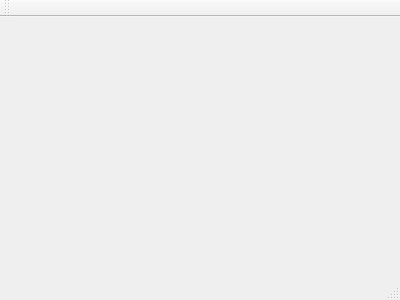
Old version of the form mainwindow.ui in the repository ollolo4/rsa.
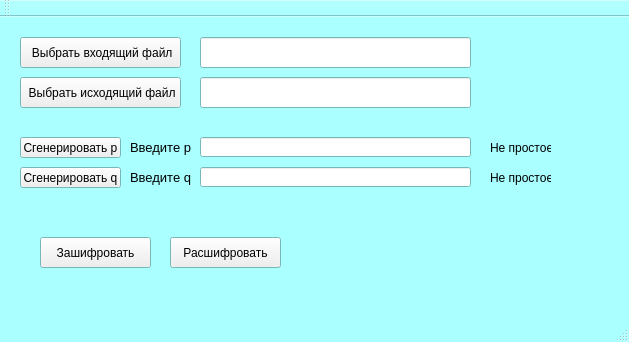
New version of the form.

Commit message: Сделал форму

```diff
--- a/mainwindow.ui
+++ b/mainwindow.ui
@@ -1,24 +1,290 @@
 <ui version="4.0">
  <class>MainWindow</class>
- <widget class="QMainWindow" name="MainWindow" >
-  <property name="geometry" >
+ <widget class="QMainWindow" name="MainWindow">
+  <property name="geometry">
    <rect>
     <x>0</x>
     <y>0</y>
-    <width>400</width>
-    <height>300</height>
+    <width>629</width>
+    <height>342</height>
    </rect>
   </property>
-  <property name="windowTitle" >
-   <string>MainWindow</string>
+  <property name="palette">
+   <palette>
+    <active>
+     <colorrole role="Base">
+      <brush brushstyle="SolidPattern">
+       <color alpha="255">
+        <red>255</red>
+        <green>255</green>
+        <blue>255</blue>
+       </color>
+      </brush>
+     </colorrole>
+     <colorrole role="Window">
+      <brush brushstyle="SolidPattern">
+       <color alpha="255">
+        <red>170</red>
+        <green>255</green>
+        <blue>255</blue>
+       </color>
+      </brush>
+     </colorrole>
+    </active>
+    <inactive>
+     <colorrole role="Base">
+      <brush brushstyle="SolidPattern">
+       <color alpha="255">
+        <red>255</red>
+        <green>255</green>
+        <blue>255</blue>
+       </color>
+      </brush>
+     </colorrole>
+     <colorrole role="Window">
+      <brush brushstyle="SolidPattern">
+       <color alpha="255">
+        <red>170</red>
+        <green>255</green>
+        <blue>255</blue>
+       </color>
+      </brush>
+     </colorrole>
+    </inactive>
+    <disabled>
+     <colorrole role="Base">
+      <brush brushstyle="SolidPattern">
+       <color alpha="255">
+        <red>170</red>
+        <green>255</green>
+        <blue>255</blue>
+       </color>
+      </brush>
+     </colorrole>
+     <colorrole role="Window">
+      <brush brushstyle="SolidPattern">
+       <color alpha="255">
+        <red>170</red>
+        <green>255</green>
+        <blue>255</blue>
+       </color>
+      </brush>
+     </colorrole>
+    </disabled>
+   </palette>
   </property>
-  <widget class="QMenuBar" name="menuBar" />
-  <widget class="QToolBar" name="mainToolBar" />
-  <widget class="QWidget" name="centralWidget" />
-  <widget class="QStatusBar" name="statusBar" />
+  <property name="windowTitle">
+   <string>RSA</string>
+  </property>
+  <widget class="QWidget" name="centralWidget">
+   <widget class="QPushButton" name="pushOpen1">
+    <property name="geometry">
+     <rect>
+      <x>20</x>
+      <y>20</y>
+      <width>161</width>
+      <height>31</height>
+     </rect>
+    </property>
+    <property name="text">
+     <string> Выбрать входящий файл</string>
+    </property>
+   </widget>
+   <widget class="QLineEdit" name="openline1">
+    <property name="geometry">
+     <rect>
+      <x>200</x>
+      <y>20</y>
+      <width>271</width>
+      <height>31</height>
+     </rect>
+    </property>
+    <property name="readOnly">
+     <bool>true</bool>
+    </property>
+   </widget>
+   <widget class="QPushButton" name="pushOpen2">
+    <property name="geometry">
+     <rect>
+      <x>20</x>
+      <y>60</y>
+      <width>161</width>
+      <height>31</height>
+     </rect>
+    </property>
+    <property name="text">
+     <string> Выбрать исходящий файл</string>
+    </property>
+   </widget>
+   <widget class="QLineEdit" name="openline2">
+    <property name="geometry">
+     <rect>
+      <x>200</x>
+      <y>60</y>
+      <width>271</width>
+      <height>31</height>
+     </rect>
+    </property>
+    <property name="readOnly">
+     <bool>true</bool>
+    </property>
+   </widget>
+   <widget class="QPushButton" name="gen_p">
+    <property name="geometry">
+     <rect>
+      <x>20</x>
+      <y>120</y>
+      <width>101</width>
+      <height>21</height>
+     </rect>
+    </property>
+    <property name="text">
+     <string>Сгенерировать p</string>
+    </property>
+   </widget>
+   <widget class="QLineEdit" name="linep">
+    <property name="geometry">
+     <rect>
+      <x>200</x>
+      <y>120</y>
+      <width>271</width>
+      <height>20</height>
+     </rect>
+    </property>
+   </widget>
+   <widget class="QLabel" name="n_p">
+    <property name="geometry">
+     <rect>
+      <x>490</x>
+      <y>120</y>
+      <width>61</width>
+      <height>21</height>
+     </rect>
+    </property>
+    <property name="text">
+     <string>Не простое </string>
+    </property>
+   </widget>
+   <widget class="QLineEdit" name="lineq">
+    <property name="geometry">
+     <rect>
+      <x>200</x>
+      <y>150</y>
+      <width>271</width>
+      <height>20</height>
+     </rect>
+    </property>
+   </widget>
+   <widget class="QLabel" name="label_p">
+    <property name="geometry">
+     <rect>
+      <x>130</x>
+      <y>120</y>
+      <width>61</width>
+      <height>21</height>
+     </rect>
+    </property>
+    <property name="font">
+     <font>
+      <pointsize>10</pointsize>
+     </font>
+    </property>
+    <property name="text">
+     <string>Введите р</string>
+    </property>
+   </widget>
+   <widget class="QLabel" name="label_q">
+    <property name="geometry">
+     <rect>
+      <x>130</x>
+      <y>150</y>
+      <width>61</width>
+      <height>21</height>
+     </rect>
+    </property>
+    <property name="font">
+     <font>
+      <pointsize>10</pointsize>
+     </font>
+    </property>
+    <property name="text">
+     <string>Введите q</string>
+    </property>
+   </widget>
+   <widget class="QPushButton" name="pushto">
+    <property name="geometry">
+     <rect>
+      <x>40</x>
+      <y>220</y>
+      <width>111</width>
+      <height>31</height>
+     </rect>
+    </property>
+    <property name="text">
+     <string>Зашифровать</string>
+    </property>
+   </widget>
+   <widget class="QPushButton" name="pushfrom">
+    <property name="geometry">
+     <rect>
+      <x>170</x>
+      <y>220</y>
+      <width>111</width>
+      <height>31</height>
+     </rect>
+    </property>
+    <property name="text">
+     <string>Расшифровать</string>
+    </property>
+   </widget>
+   <widget class="QLabel" name="n_q">
+    <property name="geometry">
+     <rect>
+      <x>490</x>
+      <y>150</y>
+      <width>61</width>
+      <height>21</height>
+     </rect>
+    </property>
+    <property name="text">
+     <string>Не простое </string>
+    </property>
+   </widget>
+   <widget class="QPushButton" name="gen_q">
+    <property name="geometry">
+     <rect>
+      <x>20</x>
+      <y>150</y>
+      <width>101</width>
+      <height>21</height>
+     </rect>
+    </property>
+    <property name="text">
+     <string>Сгенерировать q</string>
+    </property>
+   </widget>
+  </widget>
+  <widget class="QMenuBar" name="menuBar">
+   <property name="geometry">
+    <rect>
+     <x>0</x>
+     <y>0</y>
+     <width>629</width>
+     <height>20</height>
+    </rect>
+   </property>
+  </widget>
+  <widget class="QToolBar" name="mainToolBar">
+   <attribute name="toolBarArea">
+    <enum>TopToolBarArea</enum>
+   </attribute>
+   <attribute name="toolBarBreak">
+    <bool>false</bool>
+   </attribute>
+  </widget>
+  <widget class="QStatusBar" name="statusBar"/>
  </widget>
- <layoutDefault spacing="6" margin="11" />
- <pixmapfunction></pixmapfunction>
+ <layoutdefault spacing="6" margin="11"/>
  <resources/>
  <connections/>
 </ui>
```
Left out of the diff: 1 changed line with no effect on the pictures. The commit also changes 4 other files.
